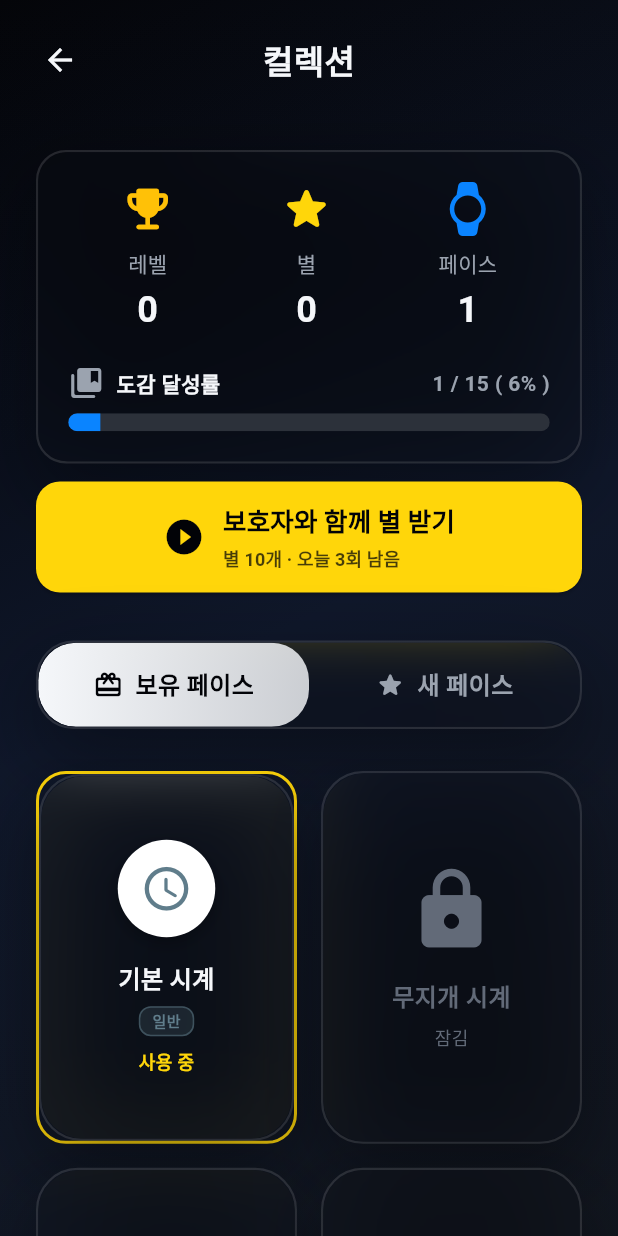
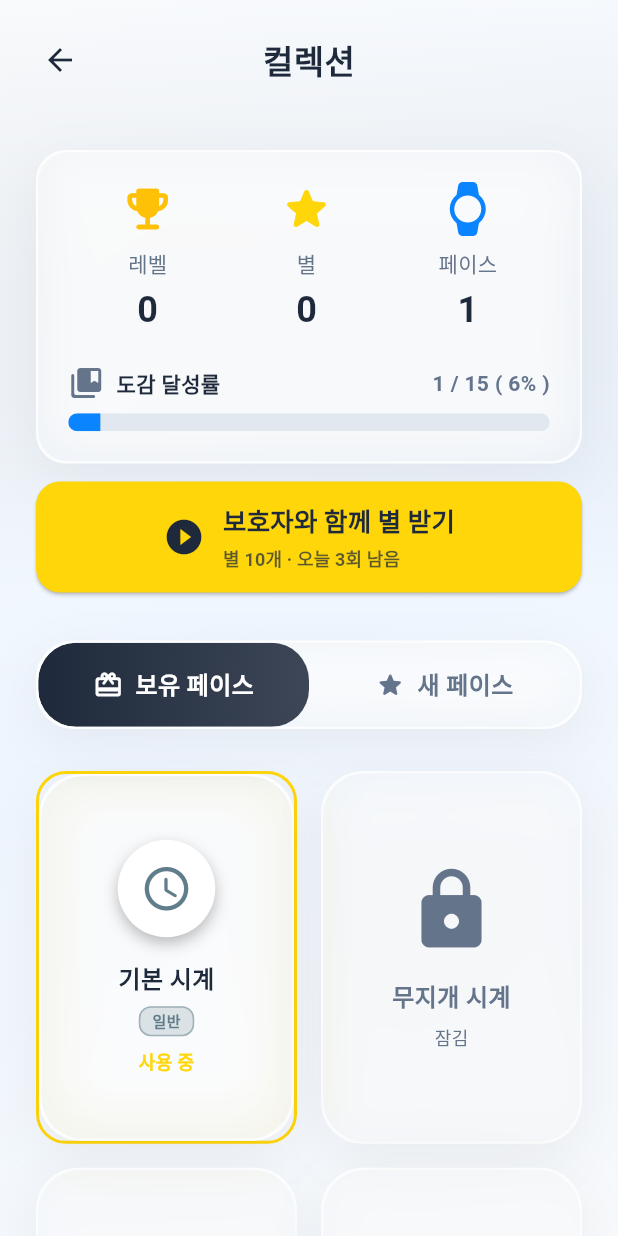
Before and after one commit to phochoco/clock, a Flutter app: the screen it shows after launch, after a tap on "컬렉션", on a phone screen of 412 x 824 dp. Run offline on Flutter 3.47's test engine with Material 3 defaults, Android fonts, the phone set to English and light mode, and no system bars; our stand-ins replace audioplayers, flutter_tts, google_mobile_ads, shared_preferences; network calls fail; Roboto replaces fonts that are missing (AppleSDGothicNeo).

Commit message:
Switch app surfaces to bright theme

```diff
--- a/lib/screens/lobby_screen.dart
+++ b/lib/screens/lobby_screen.dart
@@ -63,9 +63,8 @@ class _LobbyScreenState extends State<LobbyScreen>
   @override
   Widget build(BuildContext context) {
     return Scaffold(
-      backgroundColor: AppColors.watchBlack,
+      backgroundColor: AppColors.bgPrimary,
       body: MeshBackground(
-        isDark: true,
         child: SafeArea(
           child: SingleChildScrollView(
             child: ConstrainedBox(
@@ -150,7 +149,6 @@ class _LobbyScreenState extends State<LobbyScreen>
                       Padding(
                         padding: const EdgeInsets.only(top: 20),
                         child: GlassContainer(
-                          isDark: true,
                           width: _bannerAd!.size.width.toDouble() + 16,
                           height: _bannerAd!.size.height.toDouble() + 16,
                           padding: EdgeInsets.zero,
@@ -185,7 +183,7 @@ class _LobbyScreenState extends State<LobbyScreen>
           tooltip: '보호자 안내',
           icon: Icon(
             Icons.shield_outlined,
-            color: AppColors.watchTextMuted,
+            color: AppColors.textLight,
             size: 24,
           ),
           onPressed: _showGuardianInfoDialog,
@@ -232,7 +230,7 @@ class _LobbyScreenState extends State<LobbyScreen>
             fontSize: 14,
             fontWeight: FontWeight.w700,
             letterSpacing: 0,
-            color: AppColors.watchTextMuted,
+            color: AppColors.textLight,
           ),
         ),
         SizedBox(height: 10),
@@ -243,7 +241,7 @@ class _LobbyScreenState extends State<LobbyScreen>
             fontSize: 48,
             fontWeight: FontWeight.w900,
             letterSpacing: 0,
-            color: AppColors.watchText,
+            color: AppColors.textDark,
           ),
         ),
 
@@ -255,7 +253,7 @@ class _LobbyScreenState extends State<LobbyScreen>
             fontSize: 17,
             fontWeight: FontWeight.w600,
             letterSpacing: 0,
-            color: AppColors.watchTextMuted,
+            color: AppColors.textLight,
           ),
         ),
         SizedBox(height: 26),
@@ -304,9 +302,8 @@ class _LobbyScreenState extends State<LobbyScreen>
       height: 76,
       padding: EdgeInsets.symmetric(horizontal: 18),
       borderRadius: 28,
-      opacity: 0.13,
-      blurRadius: 26,
-      isDark: true,
+      opacity: 0.76,
+      blurRadius: 18,
       child: Row(
         mainAxisAlignment: MainAxisAlignment.center,
         children: [
@@ -331,7 +328,7 @@ class _LobbyScreenState extends State<LobbyScreen>
                     fontSize: 19,
                     fontWeight: FontWeight.w800,
                     letterSpacing: 0,
-                    color: AppColors.watchText,
+                    color: AppColors.textDark,
                   ),
                 ),
                 SizedBox(height: 3),
@@ -341,7 +338,7 @@ class _LobbyScreenState extends State<LobbyScreen>
                     fontSize: 12,
                     fontWeight: FontWeight.w600,
                     letterSpacing: 0,
-                    color: AppColors.watchTextMuted,
+                    color: AppColors.textLight,
                   ),
                   maxLines: 1,
                   overflow: TextOverflow.ellipsis,
@@ -351,7 +348,7 @@ class _LobbyScreenState extends State<LobbyScreen>
           ),
           Icon(
             Icons.chevron_right_rounded,
-            color: AppColors.watchTextDim,
+            color: AppColors.textLight.withValues(alpha: 0.72),
             size: 26,
           ),
         ],
--- a/lib/screens/reward_screen.dart
+++ b/lib/screens/reward_screen.dart
@@ -56,9 +56,8 @@ class _RewardScreenState extends State<RewardScreen> {
   @override
   Widget build(BuildContext context) {
     return Scaffold(
-      backgroundColor: AppColors.watchBlack,
+      backgroundColor: AppColors.bgPrimary,
       body: MeshBackground(
-        isDark: true,
         child: SafeArea(
           child: _isLoading
               ? Center(child: CircularProgressIndicator())
@@ -90,7 +89,7 @@ class _RewardScreenState extends State<RewardScreen> {
         mainAxisAlignment: MainAxisAlignment.spaceBetween,
         children: [
           IconButton(
-            icon: Icon(Icons.arrow_back, color: AppColors.watchText),
+            icon: Icon(Icons.arrow_back, color: AppColors.textDark),
             onPressed: () => Navigator.pop(context),
           ),
           Text(
@@ -98,7 +97,7 @@ class _RewardScreenState extends State<RewardScreen> {
             style: TextStyle(
               fontSize: 22,
               fontWeight: FontWeight.w800,
-              color: AppColors.watchText,
+              color: AppColors.textDark,
             ),
           ),
           SizedBox(width: 48), // 뒤로가기 버튼과 균형 맞추기
@@ -116,11 +115,10 @@ class _RewardScreenState extends State<RewardScreen> {
     return Padding(
       padding: EdgeInsets.symmetric(horizontal: 24),
       child: GlassContainer(
-        isDark: true,
         padding: EdgeInsets.all(20),
         borderRadius: 20,
-        opacity: 0.12,
-        blurRadius: 28,
+        opacity: 0.78,
+        blurRadius: 18,
         child: Column(
           children: [
             // 기존 3가지 메인 스탯
@@ -153,7 +151,7 @@ class _RewardScreenState extends State<RewardScreen> {
               children: [
                 Icon(
                   Icons.collections_bookmark_rounded,
-                  color: AppColors.watchTextMuted,
+                  color: AppColors.textLight,
                   size: 24,
                 ),
                 SizedBox(width: 8),
@@ -161,7 +159,7 @@ class _RewardScreenState extends State<RewardScreen> {
                   '도감 달성률',
                   style: TextStyle(
                     fontWeight: FontWeight.bold,
-                    color: AppColors.watchText,
+                    color: AppColors.textDark,
                   ),
                 ),
                 Spacer(),
@@ -169,7 +167,7 @@ class _RewardScreenState extends State<RewardScreen> {
                   '$_unlockedRewardCount / $totalThemes ( ${(progress * 100).toInt()}% )',
                   style: TextStyle(
                     fontWeight: FontWeight.bold,
-                    color: AppColors.watchTextMuted,
+                    color: AppColors.textLight,
                   ),
                 ),
               ],
@@ -180,7 +178,7 @@ class _RewardScreenState extends State<RewardScreen> {
               child: LinearProgressIndicator(
                 value: progress,
                 minHeight: 12,
-                backgroundColor: AppColors.watchLine,
+                backgroundColor: AppColors.borderLight,
                 valueColor: AlwaysStoppedAnimation<Color>(AppColors.appleBlue),
               ),
             ),
@@ -204,7 +202,7 @@ class _RewardScreenState extends State<RewardScreen> {
             onPressed: canWatch ? _watchRewardedAd : null,
             style: ElevatedButton.styleFrom(
               backgroundColor: AppColors.appleYellow,
-              disabledBackgroundColor: AppColors.watchLine.withValues(
+              disabledBackgroundColor: AppColors.borderLight.withValues(
                 alpha: 0.18,
               ),
               padding: EdgeInsets.symmetric(vertical: 14, horizontal: 16),
@@ -220,7 +218,7 @@ class _RewardScreenState extends State<RewardScreen> {
                       ? Icons.play_circle_filled
                       : Icons.check_circle_rounded,
                   size: 28,
-                  color: AppColors.watchBlack,
+                  color: AppColors.textDark,
                 ),
                 SizedBox(width: 12),
                 Flexible(
@@ -233,7 +231,7 @@ class _RewardScreenState extends State<RewardScreen> {
                         style: TextStyle(
                           fontSize: 17,
                           fontWeight: FontWeight.bold,
-                          color: AppColors.watchBlack,
+                          color: AppColors.textDark,
                         ),
                         maxLines: 1,
                         overflow: TextOverflow.ellipsis,
@@ -246,7 +244,7 @@ class _RewardScreenState extends State<RewardScreen> {
                         style: TextStyle(
                           fontSize: 12,
                           fontWeight: FontWeight.w600,
-                          color: AppColors.watchBlack.withValues(alpha: 0.72),
+                          color: AppColors.textDark.withValues(alpha: 0.72),
                         ),
                         maxLines: 1,
                         overflow: TextOverflow.ellipsis,
@@ -351,17 +349,14 @@ class _RewardScreenState extends State<RewardScreen> {
       children: [
         Icon(icon, size: 36, color: color),
         SizedBox(height: 8),
-        Text(
-          label,
-          style: TextStyle(fontSize: 14, color: AppColors.watchTextMuted),
-        ),
+        Text(label, style: TextStyle(fontSize: 14, color: AppColors.textLight)),
         SizedBox(height: 4),
         Text(
           value,
           style: TextStyle(
             fontSize: 24,
             fontWeight: FontWeight.bold,
-            color: AppColors.watchText,
+            color: AppColors.textDark,
           ),
         ),
       ],
@@ -416,9 +411,8 @@ class _RewardScreenState extends State<RewardScreen> {
                         : null,
                   ),
                   child: GlassContainer(
-                    isDark: true,
-                    opacity: unlocked ? 0.12 : 0.08,
-                    blurRadius: 28,
+                    opacity: unlocked ? 0.78 : 0.62,
+                    blurRadius: 18,
                     borderRadius: 28,
                     child: Column(
                       mainAxisAlignment: MainAxisAlignment.center,
@@ -429,7 +423,7 @@ class _RewardScreenState extends State<RewardScreen> {
                             : Icon(
                                 Icons.lock_rounded,
                                 size: 60,
-                                color: AppColors.watchTextDim,
+                                color: AppColors.textLight,
                               ),
                         SizedBox(height: 16),
                         // 테마 이름
@@ -439,8 +433,8 @@ class _RewardScreenState extends State<RewardScreen> {
                             fontSize: 16,
                             fontWeight: FontWeight.w800,
                             color: unlocked
-                                ? AppColors.watchText
-                                : AppColors.watchTextDim,
+                                ? AppColors.textDark
+                                : AppColors.textLight,
                           ),
                         ),
                         // 희귀도 뱃지 또는 잠김 표시
@@ -452,7 +446,7 @@ class _RewardScreenState extends State<RewardScreen> {
                             '잠김',
                             style: TextStyle(
                               fontSize: 12,
-                              color: AppColors.watchTextDim,
+                              color: AppColors.textLight,
                             ),
                           ),
 
@@ -706,11 +700,10 @@ class _RewardScreenState extends State<RewardScreen> {
     return Padding(
       padding: EdgeInsets.symmetric(horizontal: 24),
       child: GlassContainer(
-        isDark: true,
         padding: EdgeInsets.zero,
         borderRadius: 25,
-        opacity: 0.12,
-        blurRadius: 28,
+        opacity: 0.78,
+        blurRadius: 18,
         child: Row(
           children: [
             Expanded(
@@ -722,8 +715,8 @@ class _RewardScreenState extends State<RewardScreen> {
                     gradient: _selectedTabIndex == 0
                         ? LinearGradient(
                             colors: [
-                              AppColors.watchText,
-                              AppColors.watchText.withValues(alpha: 0.82),
+                              AppColors.textDark,
+                              AppColors.textDark.withValues(alpha: 0.86),
                             ],
                           )
                         : null,
@@ -736,8 +729,8 @@ class _RewardScreenState extends State<RewardScreen> {
                         Icons.redeem_rounded,
                         size: 20,
                         color: _selectedTabIndex == 0
-                            ? AppColors.watchBlack
-                            : AppColors.watchTextMuted,
+                            ? Colors.white
+                            : AppColors.textLight,
                       ),
                       SizedBox(width: 8),
                       Text(
@@ -746,8 +739,8 @@ class _RewardScreenState extends State<RewardScreen> {
                           fontSize: 16,
                           fontWeight: FontWeight.bold,
                           color: _selectedTabIndex == 0
-                              ? AppColors.watchBlack
-                              : AppColors.watchTextMuted,
+                              ? Colors.white
+                              : AppColors.textLight,
                         ),
                       ),
                     ],
@@ -779,7 +772,7 @@ class _RewardScreenState extends State<RewardScreen> {
                         size: 20,
                         color: _selectedTabIndex == 1
                             ? Colors.white
-                            : AppColors.watchTextMuted,
+                            : AppColors.textLight,
                       ),
                       SizedBox(width: 8),
                       Text(
@@ -789,7 +782,7 @@ class _RewardScreenState extends State<RewardScreen> {
                           fontWeight: FontWeight.bold,
                           color: _selectedTabIndex == 1
                               ? Colors.white
-                              : AppColors.watchTextMuted,
+                              : AppColors.textLight,
                         ),
                       ),
                     ],
@@ -826,21 +819,18 @@ class _RewardScreenState extends State<RewardScreen> {
           onTap: () => _showPurchaseDialog(theme, isUnlocked, canAfford),
           child: Container(
             decoration: BoxDecoration(
-              color: AppColors.watchSurface.withValues(alpha: 0.92),
+              color: Colors.white.withValues(alpha: 0.92),
               borderRadius: BorderRadius.circular(28),
               boxShadow: [
                 BoxShadow(
-                  color: Colors.black.withValues(alpha: 0.34),
-                  blurRadius: 26,
-                  offset: Offset(0, 14),
+                  color: Colors.black.withValues(alpha: 0.08),
+                  blurRadius: 24,
+                  offset: Offset(0, 12),
                 ),
               ],
               border: isUnlocked
                   ? Border.all(color: AppColors.watchGreen, width: 2)
-                  : Border.all(
-                      color: Colors.white.withValues(alpha: 0.08),
-                      width: 1,
-                    ),
+                  : Border.all(color: AppColors.borderLight, width: 1),
             ),
             child: Stack(
               children: [
@@ -903,7 +893,7 @@ class _RewardScreenState extends State<RewardScreen> {
                           style: TextStyle(
                             fontSize: 16,
                             fontWeight: FontWeight.w800,
-                            color: AppColors.watchText,
+                            color: AppColors.textDark,
                           ),
                           textAlign: TextAlign.center,
                         ),
@@ -936,7 +926,7 @@ class _RewardScreenState extends State<RewardScreen> {
                             decoration: BoxDecoration(
                               color: canAfford
                                   ? AppColors.appleYellow
-                                  : AppColors.watchLine,
+                                  : AppColors.borderLight,
                               borderRadius: BorderRadius.circular(14),
                             ),
                             child: Row(
@@ -945,13 +935,17 @@ class _RewardScreenState extends State<RewardScreen> {
                                 Icon(
                                   Icons.star_rounded,
                                   size: 16,
-                                  color: Colors.white,
+                                  color: canAfford
+                                      ? AppColors.textDark
+                                      : AppColors.textLight,
                                 ),
                                 SizedBox(width: 4),
                                 Text(
                                   '${theme.starCost}',
                                   style: TextStyle(
-                                    color: Colors.white,
+                                    color: canAfford
+                                        ? AppColors.textDark
+                                        : AppColors.textLight,
                                     fontWeight: FontWeight.bold,
                                   ),
                                 ),
@@ -970,7 +964,7 @@ class _RewardScreenState extends State<RewardScreen> {
                     child: Container(
                       padding: EdgeInsets.all(8),
                       decoration: BoxDecoration(
-                        color: Colors.black.withValues(alpha: 0.5),
+                        color: AppColors.textDark.withValues(alpha: 0.72),
                         shape: BoxShape.circle,
                       ),
                       child: Icon(Icons.lock, color: Colors.white, size: 20),
```
Also changed, not shown: lib/screens/playground_screen.dart (+17 -21 lines).
